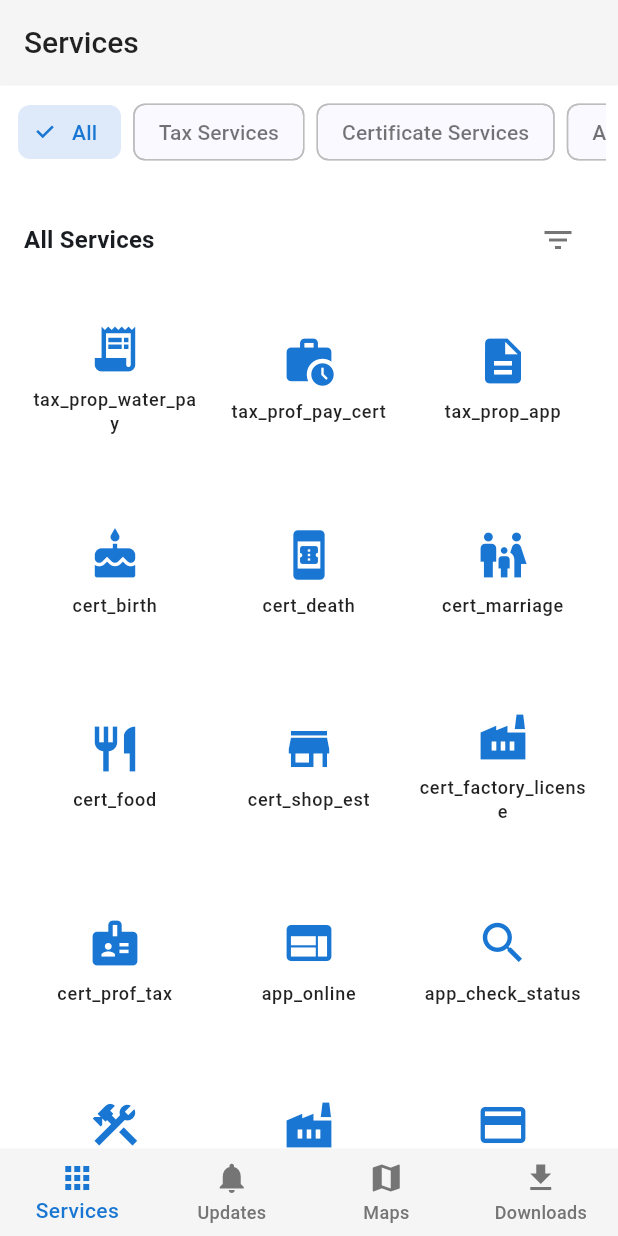
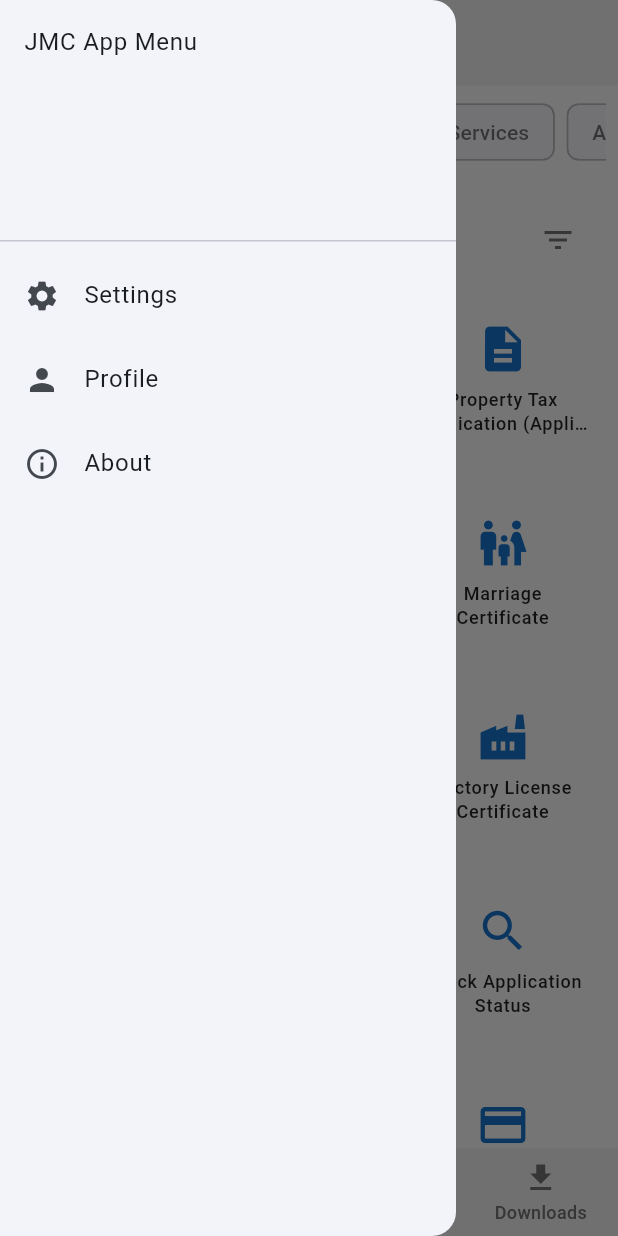
Before and after one commit to Ishawn1/jmc, a Flutter app: the HomeScreen screen opened directly, with the side drawer open (before the commit the screen has no drawer), on a phone screen of 412 x 824 dp. Run offline on Flutter 3.47's test engine with Material 3 defaults, Android fonts, the phone set to English and light mode, and no system bars; generated files the repository leaves out were written again.

```diff
--- a/lib/features/home/screens/home_screen.dart
+++ b/lib/features/home/screens/home_screen.dart
@@ -67,6 +67,57 @@ class _HomeScreenState extends State<HomeScreen> {
         //   ),
         // ],
       ),
+      // Add the Drawer here
+      drawer: Drawer(
+        child: ListView(
+          // Important: Remove any padding from the ListView.
+          padding: EdgeInsets.zero,
+          children: [
+            const DrawerHeader(
+              decoration: BoxDecoration(
+                // Optional: Add background color or image
+                // color: Theme.of(context).colorScheme.primary,
+              ),
+              // Optional: Add logo or user info here later
+              child: Text('JMC App Menu'), // Placeholder title
+            ),
+            ListTile(
+              leading: const Icon(Icons.settings),
+              title: const Text('Settings'),
+              onTap: () {
+                // Placeholder: Close the drawer and maybe show a message
+                Navigator.pop(context);
+                ScaffoldMessenger.of(context).showSnackBar(
+                  const SnackBar(content: Text('Settings Tapped (Not Implemented)')),
+                );
+              },
+            ),
+            ListTile(
+              leading: const Icon(Icons.person),
+              title: const Text('Profile'),
+              onTap: () {
+                // Placeholder
+                Navigator.pop(context);
+                ScaffoldMessenger.of(context).showSnackBar(
+                  const SnackBar(content: Text('Profile Tapped (Not Implemented)')),
+                );
+              },
+            ),
+            ListTile(
+              leading: const Icon(Icons.info_outline),
+              title: const Text('About'),
+              onTap: () {
+                // Placeholder
+                Navigator.pop(context);
+                ScaffoldMessenger.of(context).showSnackBar(
+                  const SnackBar(content: Text('About Tapped (Not Implemented)')),
+                );
+              },
+            ),
+            // Add more items here if needed
+          ],
+        ),
+      ),
       body: Center(
         // Display the widget corresponding to the selected index
         child: _widgetOptions.elementAt(_selectedIndex),
--- a/lib/features/services/screens/services_list_screen.dart
+++ b/lib/features/services/screens/services_list_screen.dart
@@ -14,34 +14,34 @@ const String catOther = 'Other Services/Information';
 
 final List<ServiceItem> serviceItems = [
   // Tax Services
-  const ServiceItem(id: 'tax_prop_water_pay', name: 'Property Tax / Water Charges (Online Payment)', icon: Icons.receipt_long, category: catTax),
-  const ServiceItem(id: 'tax_prof_pay_cert', name: 'Professional Tax (Online Payment & Certificate)', icon: Icons.work_history, category: catTax), // Changed icon
-  const ServiceItem(id: 'tax_prop_app', name: 'Property Tax Application (Application)', icon: Icons.description, category: catTax),
+  const ServiceItem(id: 'serviceNamePropTaxWaterPay', name: 'Property Tax / Water Charges (Online Payment)', icon: Icons.receipt_long, category: catTax), // ID Updated
+  const ServiceItem(id: 'serviceNameProfTaxPayCert', name: 'Professional Tax (Online Payment & Certificate)', icon: Icons.work_history, category: catTax), // ID Updated, Changed icon
+  const ServiceItem(id: 'serviceNamePropTaxApp', name: 'Property Tax Application (Application)', icon: Icons.description, category: catTax), // ID Updated
 
   // Certificate Services
-  const ServiceItem(id: 'cert_birth', name: 'Birth Certificate', icon: Icons.cake, category: catCertificate),
-  const ServiceItem(id: 'cert_death', name: 'Death Certificate', icon: Icons.book_online, category: catCertificate), // Changed icon
-  const ServiceItem(id: 'cert_marriage', name: 'Marriage Certificate', icon: Icons.family_restroom, category: catCertificate),
-  const ServiceItem(id: 'cert_food', name: 'Food Certificate', icon: Icons.restaurant, category: catCertificate),
-  const ServiceItem(id: 'cert_shop_est', name: 'Shop & Establishment Certificate', icon: Icons.store, category: catCertificate),
-  const ServiceItem(id: 'cert_factory_license', name: 'Factory License Certificate', icon: Icons.factory, category: catCertificate),
-  const ServiceItem(id: 'cert_prof_tax', name: 'Professional Tax Certificate', icon: Icons.badge, category: catCertificate), // Changed icon
+  const ServiceItem(id: 'birth_cert', name: 'Birth Certificate', icon: Icons.cake, category: catCertificate), // ID Updated
+  const ServiceItem(id: 'death_cert', name: 'Death Certificate', icon: Icons.book_online, category: catCertificate), // ID Updated, Changed icon
+  const ServiceItem(id: 'serviceNameMarriageCert', name: 'Marriage Certificate', icon: Icons.family_restroom, category: catCertificate), // ID Updated
+  const ServiceItem(id: 'serviceNameFoodCert', name: 'Food Certificate', icon: Icons.restaurant, category: catCertificate), // ID Updated
+  const ServiceItem(id: 'serviceNameShopEstCert', name: 'Shop & Establishment Certificate', icon: Icons.store, category: catCertificate), // ID Updated
+  const ServiceItem(id: 'serviceNameFactoryLicenseCert', name: 'Factory License Certificate', icon: Icons.factory, category: catCertificate), // ID Updated
+  const ServiceItem(id: 'serviceNameProfTaxCert', name: 'Professional Tax Certificate', icon: Icons.badge, category: catCertificate), // ID Updated, Changed icon
 
   // Application Services
-  const ServiceItem(id: 'app_online', name: 'Online Application', icon: Icons.web, category: catApplication),
-  const ServiceItem(id: 'app_check_status', name: 'Check Application Status', icon: Icons.search_sharp, category: catApplication), // Changed icon
-  const ServiceItem(id: 'app_dev_permission', name: 'Development Permission Application', icon: Icons.construction, category: catApplication), // Changed icon
-  const ServiceItem(id: 'app_factory_license', name: 'Factory License Application', icon: Icons.factory, category: catApplication),
+  const ServiceItem(id: 'serviceNameAppOnline', name: 'Online Application', icon: Icons.web, category: catApplication), // ID Updated
+  const ServiceItem(id: 'serviceNameAppCheckStatus', name: 'Check Application Status', icon: Icons.search_sharp, category: catApplication), // ID Updated, Changed icon
+  const ServiceItem(id: 'serviceNameAppDevPermission', name: 'Development Permission Application', icon: Icons.construction, category: catApplication), // ID Updated, Changed icon
+  const ServiceItem(id: 'serviceNameAppFactoryLicense', name: 'Factory License Application', icon: Icons.factory, category: catApplication), // ID Updated
 
   // Other Services/Information
-  const ServiceItem(id: 'other_dev_collect_pay', name: 'Development Collection Charges (Online Payment)', icon: Icons.payment, category: catOther),
-  const ServiceItem(id: 'other_water_meter_pay', name: 'Water Meter Charges (Online Payment)', icon: Icons.water_damage, category: catOther), // Changed icon
-  const ServiceItem(id: 'other_complaints', name: 'Complaints (Others)', icon: Icons.report_problem, category: catOther),
-  const ServiceItem(id: 'other_hospital_user', name: 'Hospital User (Others)', icon: Icons.local_hospital, category: catOther),
-  const ServiceItem(id: 'other_arch_eng_login', name: 'Architecture/Engineer Login (Others)', icon: Icons.engineering, category: catOther),
-  const ServiceItem(id: 'other_town_planning', name: 'For Town Planning (Others)', icon: Icons.map, category: catOther),
-  const ServiceItem(id: 'other_vendor_reg', name: 'Vendor Registration (Others)', icon: Icons.person_add, category: catOther),
-  const ServiceItem(id: 'other_vehicle_dealer', name: 'Vehicle Dealer (Others)', icon: Icons.directions_car, category: catOther),
+  const ServiceItem(id: 'serviceNameOtherDevCollectPay', name: 'Development Collection Charges (Online Payment)', icon: Icons.payment, category: catOther), // ID Updated
+  const ServiceItem(id: 'serviceNameOtherWaterMeterPay', name: 'Water Meter Charges (Online Payment)', icon: Icons.water_damage, category: catOther), // ID Updated, Changed icon
+  const ServiceItem(id: 'complaint', name: 'Complaints (Others)', icon: Icons.report_problem, category: catOther), // ID Updated (maps to File Complaint)
+  const ServiceItem(id: 'serviceNameOtherHospitalUser', name: 'Hospital User (Others)', icon: Icons.local_hospital, category: catOther), // ID Updated
+  const ServiceItem(id: 'serviceNameOtherArchEngLogin', name: 'Architecture/Engineer Login (Others)', icon: Icons.engineering, category: catOther), // ID Updated
+  const ServiceItem(id: 'serviceNameOtherTownPlanning', name: 'For Town Planning (Others)', icon: Icons.map, category: catOther), // ID Updated
+  const ServiceItem(id: 'serviceNameOtherVendorReg', name: 'Vendor Registration (Others)', icon: Icons.person_add, category: catOther), // ID Updated
+  const ServiceItem(id: 'serviceNameOtherVehicleDealer', name: 'Vehicle Dealer (Others)', icon: Icons.directions_car, category: catOther), // ID Updated
 ];
 
 // Filter category keys based on the new categories
--- a/lib/features/services/widgets/service_grid_item.dart
+++ b/lib/features/services/widgets/service_grid_item.dart
@@ -18,6 +18,26 @@ String _getLocalizedServiceName(BuildContext context, String serviceId) {
     case 'public_grievance': return l10n.serviceNamePublicGrievance;
     case 'fire_dept': return l10n.serviceNameFireDepartment;
     case 'ambulance': return l10n.serviceNameAmbulance;
+    // Add cases for the new keys
+    case 'serviceNamePropTaxWaterPay': return l10n.serviceNamePropTaxWaterPay;
+    case 'serviceNameProfTaxPayCert': return l10n.serviceNameProfTaxPayCert;
+    case 'serviceNamePropTaxApp': return l10n.serviceNamePropTaxApp;
+    case 'serviceNameMarriageCert': return l10n.serviceNameMarriageCert;
+    case 'serviceNameFoodCert': return l10n.serviceNameFoodCert;
+    case 'serviceNameShopEstCert': return l10n.serviceNameShopEstCert;
+    case 'serviceNameFactoryLicenseCert': return l10n.serviceNameFactoryLicenseCert;
+    case 'serviceNameProfTaxCert': return l10n.serviceNameProfTaxCert;
+    case 'serviceNameAppOnline': return l10n.serviceNameAppOnline;
+    case 'serviceNameAppCheckStatus': return l10n.serviceNameAppCheckStatus;
+    case 'serviceNameAppDevPermission': return l10n.serviceNameAppDevPermission;
+    case 'serviceNameAppFactoryLicense': return l10n.serviceNameAppFactoryLicense;
+    case 'serviceNameOtherDevCollectPay': return l10n.serviceNameOtherDevCollectPay;
+    case 'serviceNameOtherWaterMeterPay': return l10n.serviceNameOtherWaterMeterPay;
+    case 'serviceNameOtherHospitalUser': return l10n.serviceNameOtherHospitalUser;
+    case 'serviceNameOtherArchEngLogin': return l10n.serviceNameOtherArchEngLogin;
+    case 'serviceNameOtherTownPlanning': return l10n.serviceNameOtherTownPlanning;
+    case 'serviceNameOtherVendorReg': return l10n.serviceNameOtherVendorReg;
+    case 'serviceNameOtherVehicleDealer': return l10n.serviceNameOtherVehicleDealer;
     default: return serviceId; // Fallback to ID if no match
   }
 }
--- a/lib/l10n/app_en.arb
+++ b/lib/l10n/app_en.arb
@@ -52,6 +52,26 @@
   "serviceNameFireDepartment": "Fire Department",
   "serviceNameAmbulance": "Ambulance",
 
+  "serviceNamePropTaxWaterPay": "Property Tax / Water Charges (Online Payment)",
+  "serviceNameProfTaxPayCert": "Professional Tax (Online Payment & Certificate)",
+  "serviceNamePropTaxApp": "Property Tax Application (Application)",
+  "serviceNameMarriageCert": "Marriage Certificate",
+  "serviceNameFoodCert": "Food Certificate",
+  "serviceNameShopEstCert": "Shop & Establishment Certificate",
+  "serviceNameFactoryLicenseCert": "Factory License Certificate",
+  "serviceNameProfTaxCert": "Professional Tax Certificate",
+  "serviceNameAppOnline": "Online Application",
+  "serviceNameAppCheckStatus": "Check Application Status",
+  "serviceNameAppDevPermission": "Development Permission Application",
+  "serviceNameAppFactoryLicense": "Factory License Application",
+  "serviceNameOtherDevCollectPay": "Development Collection Charges (Online Payment)",
+  "serviceNameOtherWaterMeterPay": "Water Meter Charges (Online Payment)",
+  "serviceNameOtherHospitalUser": "Hospital User (Others)",
+  "serviceNameOtherArchEngLogin": "Architecture/Engineer Login (Others)",
+  "serviceNameOtherTownPlanning": "For Town Planning (Others)",
+  "serviceNameOtherVendorReg": "Vendor Registration (Others)",
+  "serviceNameOtherVehicleDealer": "Vehicle Dealer (Others)",
+
   "downloadsSearchHint": "Search downloads...",
   "downloadsNoResults": "No downloads found matching your criteria."
 }
```
Also changed, not shown: pubspec.yaml (+10 -1 lines), assets/icon/icon.png (added), pubspec.lock, 28 other files.
